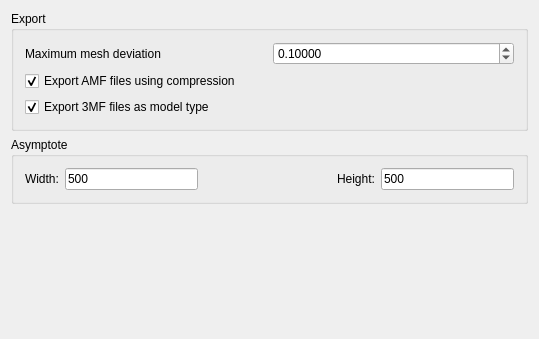
Before: the Qt Designer form src/Mod/Mesh/Gui/DlgSettingsImportExport.ui in realthunder/FreeCAD, drawn with Qt 5.
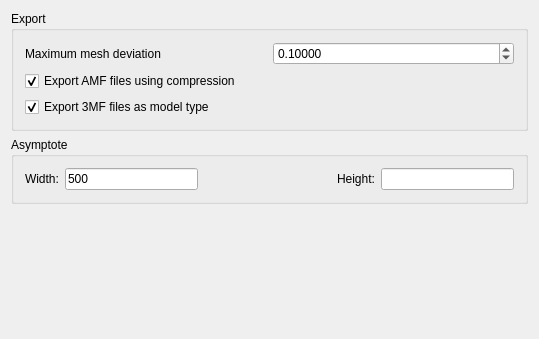
After: the same form once the commit is applied. Custom widgets are drawn as their Qt base class.

```diff
--- a/src/Mod/Mesh/Gui/DlgSettingsImportExport.ui
+++ b/src/Mod/Mesh/Gui/DlgSettingsImportExport.ui
@@ -159,9 +159,6 @@
         </item>
         <item row="0" column="4">
          <widget class="Gui::PrefLineEdit" name="asymptoteHeight">
-          <property name="text">
-           <string notr="true">500</string>
-          </property>
           <property name="prefPath" stdset="0">
            <cstring>Mod/Mesh/Asymptote</cstring>
           </property>
```
